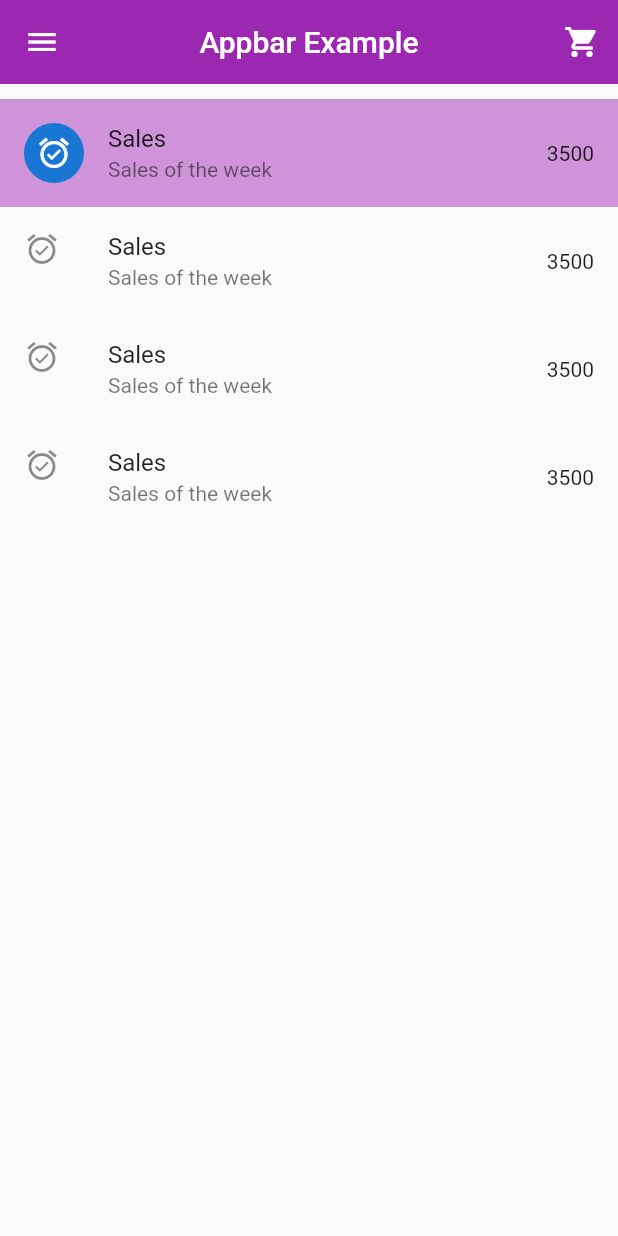
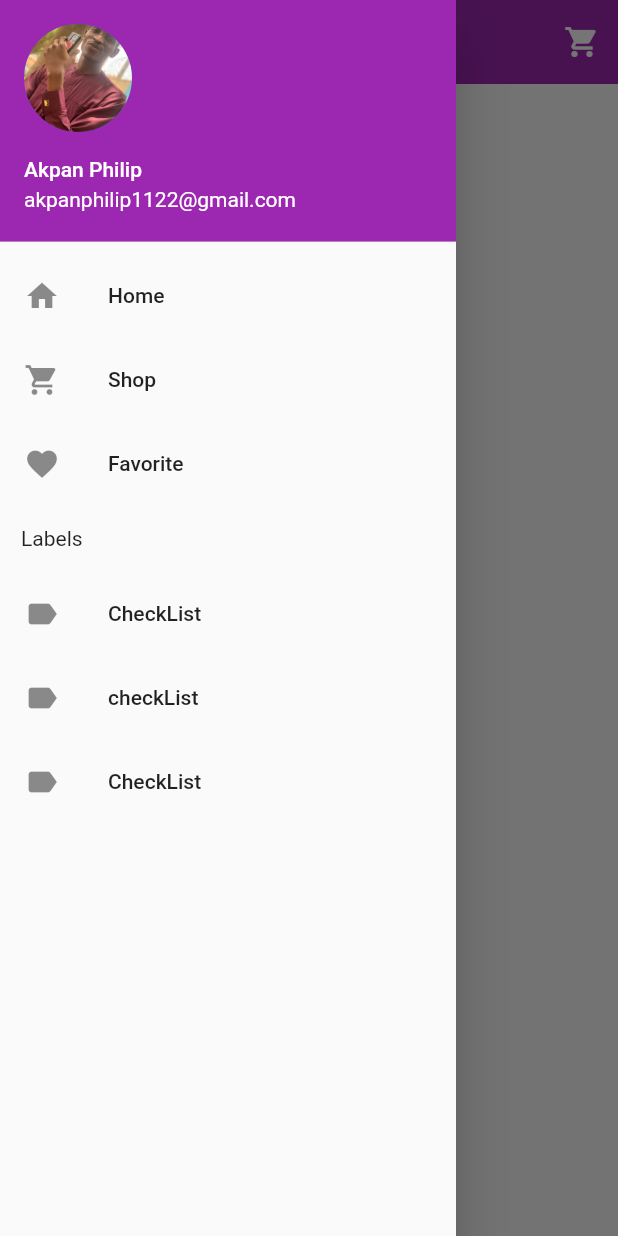
Before and after one commit to akpanphilip/flutter_journey, a Flutter app: the screen it shows after launch, with the side drawer open (before the commit the screen has no drawer), on a phone screen of 412 x 824 dp. Run offline on Flutter 3.47's test engine with Material 2 defaults, Android fonts, the phone set to English and light mode, and no system bars.

Commit message:
added navigation drawer

```diff
--- a/lib/main.dart
+++ b/lib/main.dart
@@ -7,6 +7,7 @@ import 'screens/exercise_container.dart';
 import 'screens/exercise_button.dart';
 import 'screens/exercise_appbar.dart';
 import 'screens/exercise_listview.dart';
+import 'screens/exercise_navigation_drawer.dart';
 
 void main() => runApp(MyApp());
 
@@ -18,7 +19,7 @@ class MyApp extends StatelessWidget {
   Widget build(BuildContext context) {
     return MaterialApp(
       title: 'Flutter Demo',
-      home: ListViewExercise(),
+      home: NavigationDrawerExercise(),
     );
   }
 }
--- /dev/null
+++ b/lib/screens/exercise_navigation_drawer.dart
@@ -0,0 +1,68 @@
+// ignore_for_file: prefer_const_constructors, prefer_const_literals_to_create_immutables
+
+import 'package:flutter/material.dart';
+
+class NavigationDrawerExercise extends StatelessWidget {
+  const NavigationDrawerExercise({super.key});
+
+  @override
+  Widget build(BuildContext context) {
+    return Scaffold(
+      appBar: AppBar(
+        backgroundColor: Colors.purple,
+        title: Text('Navigation Drawer'),
+        actions: [
+          IconButton(onPressed: () {}, icon: Icon(Icons.shopping_cart))
+        ],
+        centerTitle: true,
+        elevation: 0,
+        // shape: RoundedRectangleBorder(
+        //     borderRadius: BorderRadius.vertical(bottom: Radius.circular(20))),
+      ),
+      drawer: Drawer(
+        child: ListView(
+          children: [
+            UserAccountsDrawerHeader(
+              decoration: BoxDecoration(color: Colors.purple),
+              accountName: Text("Akpan Philip"),
+              accountEmail: Text("akpanphilip1122@gmail.com"),
+              currentAccountPicture:
+                  CircleAvatar(foregroundImage: AssetImage("images/dp.jpg")),
+            ),
+            ListTile(
+              leading: Icon(Icons.home),
+              title: Text("Home"),
+              onTap: () {},
+            ),
+            ListTile(
+              leading: Icon(Icons.shopping_cart),
+              title: Text("Shop"),
+              onTap: () {},
+            ),
+            ListTile(
+              leading: Icon(Icons.favorite),
+              title: Text("Favorite"),
+              onTap: () {},
+            ),
+            Padding(padding: const EdgeInsets.all(14.0), child: Text("Labels")),
+            ListTile(
+              leading: Icon(Icons.label),
+              title: Text("CheckList"),
+              onTap: () {},
+            ),
+            ListTile(
+              leading: Icon(Icons.label),
+              title: Text("checkList"),
+              onTap: () {},
+            ),
+            ListTile(
+              leading: Icon(Icons.label),
+              title: Text("CheckList"),
+              onTap: () {},
+            ),
+          ],
+        ),
+      ),
+    );
+  }
+}
```
